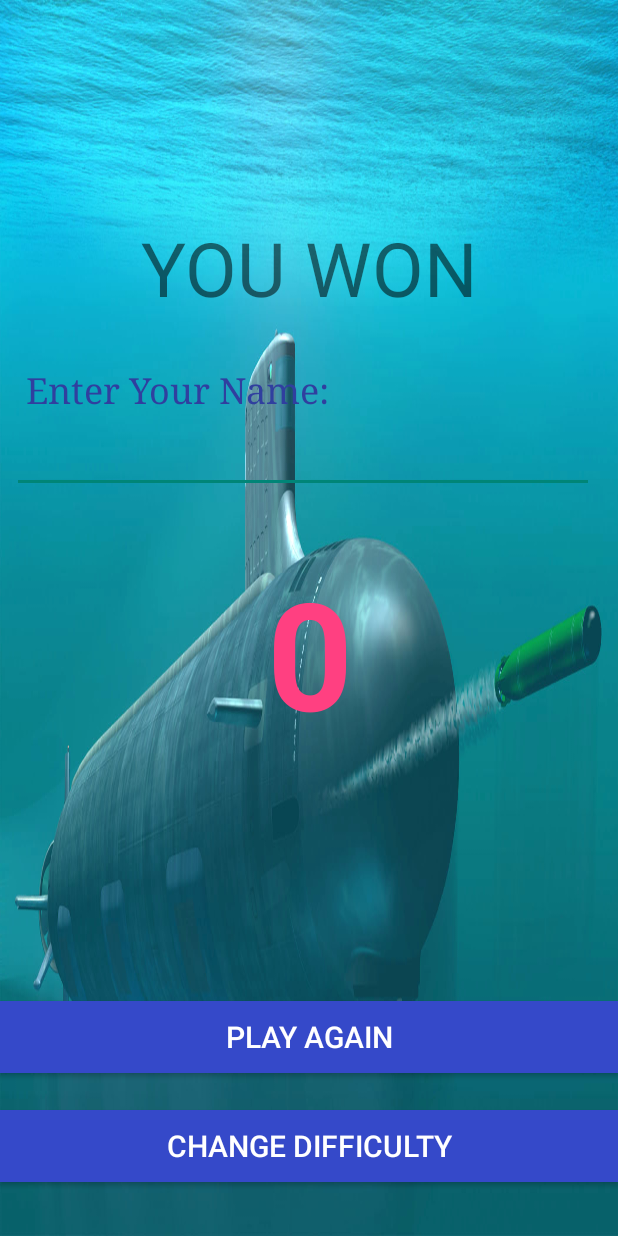
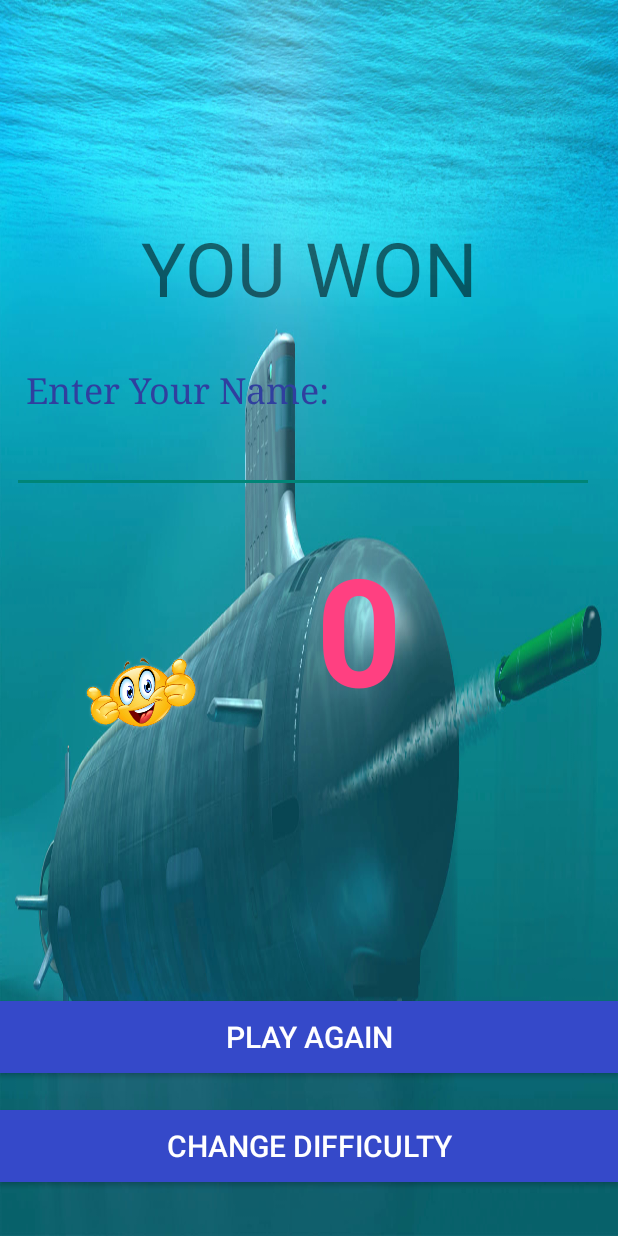
Before and after one commit to assaft753/BattleShips, an Android app: the screen it shows after launch (FinishActivity), after a tap on "PLAY AGAIN", on a phone screen of 412 x 824 dp. Run offline under Robolectric (Android 15) with nearby library versions, the phone set to English and light mode, and no system bars; 2 statements that could not run were skipped.

Commit message:
Google Maps Improvment & Animations

```diff
--- a/app/src/main/java/com/moshesteinvortzel/assaftayouri/battleships/Adapters/ComputerGridAdapter.java
+++ b/app/src/main/java/com/moshesteinvortzel/assaftayouri/battleships/Adapters/ComputerGridAdapter.java
@@ -67,17 +67,29 @@ public class ComputerGridAdapter extends BaseAdapter
         if (this.board.getCube(position).getStatus() == CubeType.None)
         {
             cubeView.setBackgroundColor(Color.LTGRAY);
+            cubeView.cube.setBackgroundResource(0);
         }
         else
         {
             if (board.getCube(position).getStatus() == CubeType.Hit)
             {
-                cubeView.cube.setBackgroundResource(R.drawable.fire_animation);
-                AnimationDrawable animationDrawable=(AnimationDrawable)cubeView.cube.getBackground();
-                animationDrawable.setOneShot(true);
-                animationDrawable.start();
 
-                //cubeView.cube.setImageResource(R.drawable.hit);
+                //if(!board.getCube(position).isAnimated())
+                //{
+                    cubeView.cube.setBackgroundResource(R.drawable.fire_animation);
+                    AnimationDrawable animationDrawable = (AnimationDrawable) cubeView.cube.getBackground();
+                    board.getCube(position).setAnimated(true);
+                    animationDrawable.setOneShot(true);
+                    animationDrawable.start();
+                //}
+                //else
+                //{
+
+                  //  cubeView.cube.setBackgroundResource(0);
+                  //  cubeView.cube.setImageResource(R.drawable.f20f);
+                //}
+
+                //
             }
             else if (board.getCube(position).getStatus() == CubeType.Miss)
             {
--- a/app/src/main/java/com/moshesteinvortzel/assaftayouri/battleships/Adapters/PlayerGridAdapter.java
+++ b/app/src/main/java/com/moshesteinvortzel/assaftayouri/battleships/Adapters/PlayerGridAdapter.java
@@ -80,7 +80,7 @@ public class PlayerGridAdapter extends BaseAdapter
             else if (board.getCube(position).getStatus() == CubeType.Hit)
             {
                 cubeView.cube.setBackgroundResource(R.drawable.fire_animation);
-                AnimationDrawable animationDrawable=(AnimationDrawable)cubeView.cube.getBackground();
+                AnimationDrawable animationDrawable = (AnimationDrawable) cubeView.cube.getBackground();
                 animationDrawable.setOneShot(true);
                 animationDrawable.start();
                 //cubeView.cube.setImageResource(R.drawable.hit);
@@ -88,7 +88,7 @@ public class PlayerGridAdapter extends BaseAdapter
             else if (board.getCube(position).getStatus() == CubeType.Miss)
             {
                 cubeView.cube.setBackgroundResource(R.drawable.water_animation);
-                AnimationDrawable animationDrawable=(AnimationDrawable)cubeView.cube.getBackground();
+                AnimationDrawable animationDrawable = (AnimationDrawable) cubeView.cube.getBackground();
                 animationDrawable.setOneShot(true);
                 animationDrawable.start();
                 //cubeView.setBackgroundColor(0x92485BD2);
--- a/app/src/main/java/com/moshesteinvortzel/assaftayouri/battleships/FinishActivity.java
+++ b/app/src/main/java/com/moshesteinvortzel/assaftayouri/battleships/FinishActivity.java
@@ -1,5 +1,8 @@
 package com.moshesteinvortzel.assaftayouri.battleships;
 
+import android.animation.Animator;
+import android.animation.ObjectAnimator;
+import android.animation.ValueAnimator;
 import android.content.ComponentName;
 import android.content.Context;
 import android.content.ServiceConnection;
@@ -10,6 +13,7 @@ import android.os.Bundle;
 import android.content.Intent;
 import android.util.Log;
 import android.widget.EditText;
+import android.widget.ImageView;
 import android.widget.TextView;
 import android.widget.Button;
 import android.view.View;
@@ -28,9 +32,11 @@ public class FinishActivity extends AppCompatActivity
     private EditText playerName;
     private TextView scoreText;
     private TextView enterNameLabel;
+    private ImageView stateImageView;
     private Bundle bundle;
     private String state;
     private DifficultyType difficultyType;
+
     private int score;
     boolean isWon = false;
     private boolean isBind = false;
@@ -61,6 +67,7 @@ public class FinishActivity extends AppCompatActivity
         changeDifficulty = (Button) findViewById(R.id.restartBtn);
         enterNameLabel = (TextView) findViewById(R.id.EnterNameText);
         reFight = (Button) findViewById(R.id.againBtn);
+        stateImageView=(ImageView)findViewById(R.id.stateImage);
         playerName = (EditText) findViewById(R.id.nameInput);
         scoreText = (TextView) findViewById(R.id.textScore);
         scoreText.setVisibility(View.INVISIBLE);
@@ -73,12 +80,18 @@ public class FinishActivity extends AppCompatActivity
         stateTextView.setText(state);
         if (getString(R.string.Won).equals(state))
         {
+            this.stateImageView.setImageResource(R.drawable.win);
+            StartAnimation();
             score = bundle.getInt("score");
             scoreText.setText(String.valueOf(score));
             scoreText.setVisibility(View.VISIBLE);
             enterNameLabel.setVisibility(View.VISIBLE);
             playerName.setVisibility(View.VISIBLE);
             isWon = true;
+        }
+        else {
+            this.stateImageView.setImageResource(R.drawable.loose);
+            StartAnimation();
         }
 
         changeDifficulty.setOnClickListener(new Button.OnClickListener()
@@ -131,4 +144,72 @@ public class FinishActivity extends AppCompatActivity
             }
         }
     }
+
+    private void StartAnimation()
+    {
+        final ObjectAnimator downWinAnimator;
+        final ObjectAnimator upWinAnimator;
+
+        downWinAnimator=ObjectAnimator.ofFloat(stateImageView,"translationY",stateImageView.getTranslationY(),stateImageView.getTranslationY()+100);
+        downWinAnimator.setDuration(1000);
+        upWinAnimator=ObjectAnimator.ofFloat(stateImageView,"translationY",stateImageView.getTranslationY()+100,stateImageView.getTranslationY());
+        upWinAnimator.setDuration(1000);
+
+        upWinAnimator.addListener(new Animator.AnimatorListener()
+        {
+            @Override
+            public void onAnimationStart(Animator animator)
+            {
+
+            }
+
+            @Override
+            public void onAnimationEnd(Animator animator)
+            {
+                downWinAnimator.start();
+            }
+
+            @Override
+            public void onAnimationCancel(Animator animator)
+            {
+
+            }
+
+            @Override
+            public void onAnimationRepeat(Animator animator)
+            {
+
+            }
+        });
+
+        downWinAnimator.addListener(new Animator.AnimatorListener()
+        {
+            @Override
+            public void onAnimationStart(Animator animator)
+            {
+
+            }
+
+            @Override
+            public void onAnimationEnd(Animator animator)
+            {
+                upWinAnimator.start();
+            }
+
+            @Override
+            public void onAnimationCancel(Animator animator)
+            {
+
+            }
+
+            @Override
+            public void onAnimationRepeat(Animator animator)
+            {
+
+            }
+        });
+        downWinAnimator.start();
+
+
+    }
 }
--- a/app/src/main/java/com/moshesteinvortzel/assaftayouri/battleships/Logic/SQL/RecordHandler.java
+++ b/app/src/main/java/com/moshesteinvortzel/assaftayouri/battleships/Logic/SQL/RecordHandler.java
@@ -33,7 +33,7 @@ public class RecordHandler
         values.put(SqlEntities.COL_LONGITUDE, record.location.longitude);
         values.put(SqlEntities.COL_NAME, record.playerName);
         values.put(SqlEntities.COL_SCORE, record.score);
-        long newRowId = db.insert(difficultyType.toString(), null, values);
+        db.insert(difficultyType.toString(), null, values);
     }
 
     public ArrayList<Record> GetRecords(DifficultyType difficultyType)
--- a/app/src/main/java/com/moshesteinvortzel/assaftayouri/battleships/RecordsActivity.java
+++ b/app/src/main/java/com/moshesteinvortzel/assaftayouri/battleships/RecordsActivity.java
@@ -36,8 +36,8 @@ public class RecordsActivity extends AppCompatActivity implements OnMapReadyCall
         Bundle bundle = getIntent().getExtras();
         recordHandler = new RecordHandler(getApplicationContext());
         mapFragment = (SupportMapFragment) getSupportFragmentManager().findFragmentById(R.id.map);
+        records = recordHandler.GetRecords(DifficultyType.values()[bundle.getInt(getString(R.string.keyDifficulty))]);
         mapFragment.getMapAsync(this);
-        records = recordHandler.GetRecords(DifficultyType.values()[bundle.getInt(getString(R.string.keyDifficulty))]);
         recordsTableFragment = (RecordsTableFragment) getFragmentManager().findFragmentById(R.id.records_fragment);
         recordsTableFragment.InitRecords(records);
         recordsTableFragment.onRecordTableClick = this;
@@ -66,6 +66,6 @@ public class RecordsActivity extends AppCompatActivity implements OnMapReadyCall
     public boolean onMarkerClick(Marker marker)
     {
         recordsTableFragment.SetRecordHighlight((Record) marker.getTag());
-        return false;
+        return true;
     }
 }
--- a/app/src/main/java/com/moshesteinvortzel/assaftayouri/battleships/Services/SensorService.java
+++ b/app/src/main/java/com/moshesteinvortzel/assaftayouri/battleships/Services/SensorService.java
@@ -137,9 +137,9 @@ public class SensorService extends Service implements SensorEventListener
 
     private boolean CheckOrientation(float[] initialOrientaion, float[] current)
     {
-        System.out.println((Math.toDegrees(current[0])));
-        System.out.println((Math.toDegrees(current[1])));
-        System.out.println((Math.toDegrees(current[2])));
+        //System.out.println((Math.toDegrees(current[0])));
+        //System.out.println((Math.toDegrees(current[1])));
+        //System.out.println((Math.toDegrees(current[2])));
 
         float x = Math.abs(initialOrientaion[0] - current[0]);
         float y = Math.abs(initialOrientaion[1] - current[1]);
--- a/app/src/main/res/layout/activity_finish.xml
+++ b/app/src/main/res/layout/activity_finish.xml
@@ -91,11 +91,11 @@
 
     <TextView
         android:id="@+id/textScore"
-        android:layout_width="wrap_content"
+        android:layout_width="125dp"
         android:layout_height="wrap_content"
         android:layout_marginBottom="8dp"
-        android:layout_marginEnd="8dp"
-        android:layout_marginStart="8dp"
+        android:layout_marginEnd="128dp"
+        android:layout_marginStart="50dp"
         android:layout_marginTop="8dp"
         android:padding="5dp"
         android:text="38"
@@ -106,9 +106,21 @@
         android:textStyle="bold"
         app:layout_constraintBottom_toTopOf="@+id/againBtn"
         app:layout_constraintEnd_toEndOf="parent"
-        app:layout_constraintHorizontal_bias="0.502"
+        app:layout_constraintStart_toEndOf="@+id/stateImage"
+        app:layout_constraintTop_toBottomOf="@+id/nameInput"
+        app:layout_constraintVertical_bias="0.056" />
+
+    <ImageView
+        android:id="@+id/stateImage"
+        android:layout_width="100dp"
+        android:layout_height="132dp"
+        android:layout_marginBottom="8dp"
+        android:layout_marginStart="44dp"
+        android:layout_marginTop="8dp"
+        app:layout_constraintBottom_toTopOf="@+id/againBtn"
         app:layout_constraintStart_toStartOf="parent"
         app:layout_constraintTop_toBottomOf="@+id/nameInput"
-        app:layout_constraintVertical_bias="0.146" />
+        app:layout_constraintVertical_bias="0.308"
+        />
 
 </android.support.constraint.ConstraintLayout>
```
Also changed, not shown: app/src/main/java/com/moshesteinvortzel/assaftayouri/battleships/Logic/Core/Cube.java (+11 -0 lines), app/src/main/java/com/moshesteinvortzel/assaftayouri/battleships/RecordsTableFragment.java (+14 -10 lines), app/src/main/res/drawable/loose.png (added).
